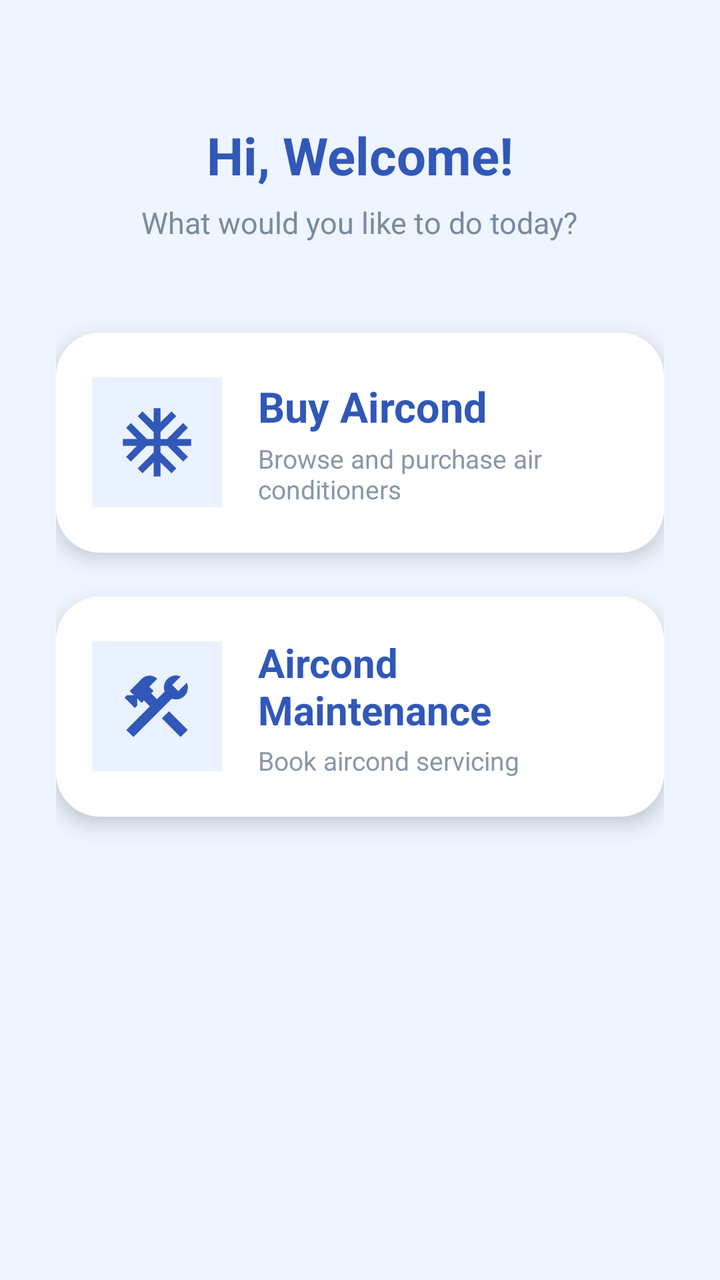
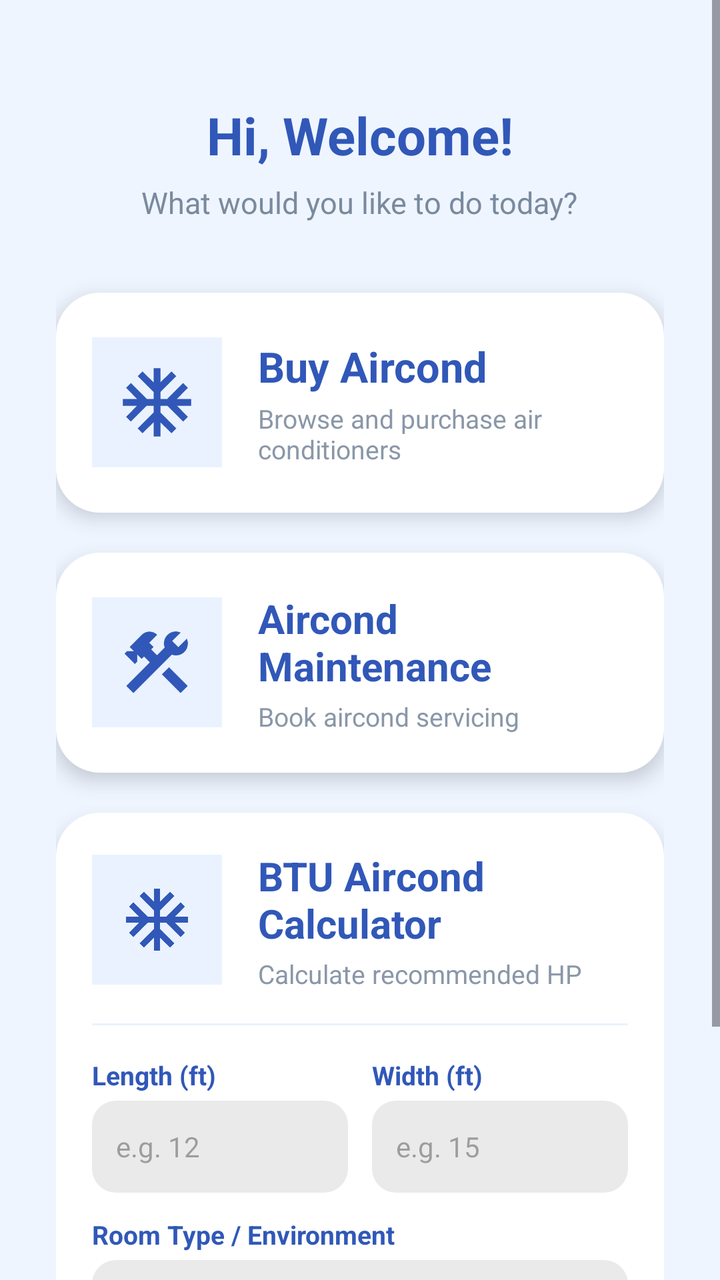

Screens rendered from an Android XML layout before and after an edit, with the pre-edit source and the edit as a unified diff.
<!-- AndroidManifest.xml: application theme Theme.EncikAircond -->
<!-- res/layout/fragment_home.xml -->
<?xml version="1.0" encoding="utf-8"?>
<ScrollView xmlns:android="http://schemas.android.com/apk/res/android"
    xmlns:app="http://schemas.android.com/apk/res-auto"
    android:layout_width="match_parent"
    android:layout_height="match_parent"
    android:background="#EEF5FF"
    android:fillViewport="true">

    <LinearLayout
        android:layout_width="match_parent"
        android:layout_height="wrap_content"
        android:orientation="vertical"
        android:paddingStart="28dp"
        android:paddingEnd="28dp"
        android:paddingTop="60dp">

        <TextView
            android:id="@+id/txtWelcome"
            android:layout_width="wrap_content"
            android:layout_height="wrap_content"
            android:layout_gravity="center"
            android:text="Hi, Welcome!"
            android:textColor="#3158B8"
            android:textSize="26sp"
            android:textStyle="bold" />

        <TextView
            android:id="@+id/txtSubtitle"
            android:layout_width="wrap_content"
            android:layout_height="wrap_content"
            android:layout_gravity="center"
            android:layout_marginTop="6dp"
            android:text="What would you like to do today?"
            android:textColor="#7A8A9E"
            android:textSize="15sp" />

        
        <LinearLayout
            android:id="@+id/cardBuy"
            android:layout_width="match_parent"
            android:layout_height="110dp"
            android:layout_marginTop="45dp"
            android:background="@drawable/card_background"
            android:elevation="6dp"
            android:gravity="center_vertical"
            android:padding="18dp">

            <ImageView
                android:id="@+id/imgBuy"
                android:layout_width="65dp"
                android:layout_height="65dp"
                android:background="#EAF2FF"
                android:contentDescription="@null"
                android:padding="12dp"
                android:src="@drawable/ic_aircond" />

            <LinearLayout
                android:layout_width="wrap_content"
                android:layout_height="wrap_content"
                android:layout_marginStart="18dp"
                android:orientation="vertical">

                <TextView
                    android:layout_width="wrap_content"
                    android:layout_height="wrap_content"
                    android:text="Buy Aircond"
                    android:textColor="#3158B8"
                    android:textSize="21sp"
                    android:textStyle="bold" />

                <TextView
                    android:layout_width="wrap_content"
                    android:layout_height="wrap_content"
                    android:layout_marginTop="3dp"
                    android:text="Browse and purchase air conditioners"
                    android:textColor="#8A97A8"
                    android:textSize="13sp" />

            </LinearLayout>

        </LinearLayout>

        
        <LinearLayout
            android:id="@+id/cardMaintenance"
            android:layout_width="match_parent"
            android:layout_height="110dp"
            android:layout_marginTop="22dp"
            android:background="@drawable/card_background"
            android:elevation="6dp"
            android:gravity="center_vertical"
            android:padding="18dp">

            <ImageView
                android:id="@+id/imgMaintenance"
                android:layout_width="65dp"
                android:layout_height="65dp"
                android:background="#EAF2FF"
                android:contentDescription="@null"
                android:padding="12dp"
                android:src="@drawable/ic_maintenance" />

            <LinearLayout
                android:layout_width="wrap_content"
                android:layout_height="wrap_content"
                android:layout_marginStart="18dp"
                android:orientation="vertical">

                <TextView
                    android:layout_width="wrap_content"
                    android:layout_height="wrap_content"
                    android:text="Aircond Maintenance"
                    android:textColor="#3158B8"
                    android:textSize="20sp"
                    android:textStyle="bold" />

                <TextView
                    android:layout_width="wrap_content"
                    android:layout_height="wrap_content"
                    android:layout_marginTop="3dp"
                    android:text="Book aircond servicing"
                    android:textColor="#8A97A8"
                    android:textSize="13sp" />

            </LinearLayout>

        </LinearLayout>

    </LinearLayout>

</ScrollView>
<!-- resources referenced by this layout -->
<resources>
  <!-- drawable card_background (drawable) -->
  <?xml version="1.0" encoding="utf-8"?>
  <shape xmlns:android="http://schemas.android.com/apk/res/android">
  
      <solid android:color="#FFFFFF"/>
  
      <corners android:radius="22dp"/>
  
  </shape>
  <!-- drawable ic_aircond (drawable) -->
  <vector xmlns:android="http://schemas.android.com/apk/res/android" android:height="24dp" android:tint="#3158B8" android:viewportHeight="960" android:viewportWidth="960" android:width="24dp">
        
      <path android:fillColor="@android:color/white" android:pathData="M440,880L440,714L310,842L254,786L440,600L440,520L360,520L174,706L118,650L246,520L80,520L80,440L246,440L118,310L174,254L360,440L440,440L440,360L254,174L310,118L440,246L440,80L520,80L520,246L650,118L706,174L520,360L520,440L600,440L786,254L842,310L714,440L880,440L880,520L714,520L842,650L786,706L600,520L520,520L520,600L706,786L650,842L520,714L520,880L440,880Z"/>
      
  </vector>
  <!-- drawable ic_maintenance (drawable) -->
  <vector xmlns:android="http://schemas.android.com/apk/res/android" android:height="24dp" android:tint="#3158B8" android:viewportHeight="960" android:viewportWidth="960" android:width="24dp">
        
      <path android:fillColor="@android:color/white" android:pathData="M756,840L537,621L621,537L840,756L756,840ZM204,840L120,756L396,480L328,412L300,440L249,389L249,471L221,499L100,378L128,350L210,350L160,300L302,158Q322,138 345,129Q368,120 392,120Q416,120 439,129Q462,138 482,158L390,250L440,300L412,328L480,396L570,306Q566,295 563.5,283Q561,271 561,259Q561,200 601.5,159.5Q642,119 701,119Q716,119 729.5,122Q743,125 757,131L658,230L730,302L829,203Q836,217 838.5,230.5Q841,244 841,259Q841,318 800.5,358.5Q760,399 701,399Q689,399 677,397Q665,395 654,390L204,840Z"/>
      
  </vector>
  <style name="Theme.EncikAircond" parent="Base.Theme.EncikAircond" />
  <style name="Base.Theme.EncikAircond" parent="Theme.Material3.DayNight.NoActionBar">
          
      </style>
</resources>

<!-- the commit's change to res/layout/fragment_home.xml (unified diff, before → after) -->
@@ -12,7 +12,8 @@
         android:orientation="vertical"
         android:paddingStart="28dp"
         android:paddingEnd="28dp"
-        android:paddingTop="60dp">
+        android:paddingTop="50dp"
+        android:paddingBottom="40dp">
 
         <TextView
             android:id="@+id/txtWelcome"
@@ -39,7 +40,7 @@
             android:id="@+id/cardBuy"
             android:layout_width="match_parent"
             android:layout_height="110dp"
-            android:layout_marginTop="45dp"
+            android:layout_marginTop="35dp"
             android:background="@drawable/card_background"
             android:elevation="6dp"
             android:gravity="center_vertical"
@@ -85,7 +86,7 @@
             android:id="@+id/cardMaintenance"
             android:layout_width="match_parent"
             android:layout_height="110dp"
-            android:layout_marginTop="22dp"
+            android:layout_marginTop="20dp"
             android:background="@drawable/card_background"
             android:elevation="6dp"
             android:gravity="center_vertical"
@@ -126,6 +127,218 @@
 
         </LinearLayout>
 
+        
+        <LinearLayout
+            android:id="@+id/cardCalculator"
+            android:layout_width="match_parent"
+            android:layout_height="wrap_content"
+            android:layout_marginTop="20dp"
+            android:background="@drawable/card_background"
+            android:elevation="6dp"
+            android:orientation="vertical"
+            android:padding="18dp">
+
+            
+            <LinearLayout
+                android:id="@+id/headerCalculator"
+                android:layout_width="match_parent"
+                android:layout_height="wrap_content"
+                android:gravity="center_vertical"
+                android:orientation="horizontal">
+
+                <ImageView
+                    android:id="@+id/imgCalculator"
+                    android:layout_width="65dp"
+                    android:layout_height="65dp"
+                    android:background="#EAF2FF"
+                    android:contentDescription="@null"
+                    android:padding="14dp"
+                    android:src="@drawable/ic_aircond" />
+
+                <LinearLayout
+                    android:layout_width="0dp"
+                    android:layout_height="wrap_content"
+                    android:layout_marginStart="18dp"
+                    android:layout_weight="1"
+                    android:orientation="vertical">
+
+                    <TextView
+                        android:layout_width="wrap_content"
+                        android:layout_height="wrap_content"
+                        android:text="BTU Aircond Calculator"
+                        android:textColor="#3158B8"
+                        android:textSize="20sp"
+                        android:textStyle="bold" />
+
+                    <TextView
+                        android:layout_width="wrap_content"
+                        android:layout_height="wrap_content"
+                        android:layout_marginTop="3dp"
+                        android:text="Calculate recommended HP"
+                        android:textColor="#8A97A8"
+                        android:textSize="13sp" />
+
+                </LinearLayout>
+
+            </LinearLayout>
+
+            
+            <LinearLayout
+                android:id="@+id/layoutCalculatorForm"
+                android:layout_width="match_parent"
+                android:layout_height="wrap_content"
+                android:layout_marginTop="16dp"
+                android:orientation="vertical">
+
+                <View
+                    android:layout_width="match_parent"
+                    android:layout_height="1dp"
+                    android:layout_marginBottom="16dp"
+                    android:background="#EAF2FF" />
+
+                
+                <LinearLayout
+                    android:layout_width="match_parent"
+                    android:layout_height="wrap_content"
+                    android:orientation="horizontal">
+
+                    
+                    <LinearLayout
+                        android:layout_width="0dp"
+                        android:layout_height="wrap_content"
+                        android:layout_marginEnd="6dp"
+                        android:layout_weight="1"
+                        android:orientation="vertical">
+
+                        <TextView
+                            android:layout_width="wrap_content"
+                            android:layout_height="wrap_content"
+                            android:text="Length (ft)"
+                            android:textColor="#3158B8"
+                            android:textSize="13sp"
+                            android:textStyle="bold" />
+
+                        <EditText
+                            android:id="@+id/etRoomLength"
+                            android:layout_width="match_parent"
+                            android:layout_height="46dp"
+                            android:layout_marginTop="4dp"
+                            android:background="@drawable/bg_input_grey"
+                            android:hint="e.g. 12"
+                            android:imeOptions="actionNext"
+                            android:inputType="numberDecimal"
+                            android:paddingHorizontal="12dp"
+                            android:textColor="#2D3748"
+                            android:textSize="14sp" />
+                    </LinearLayout>
+
+                    
+                    <LinearLayout
+                        android:layout_width="0dp"
+                        android:layout_height="wrap_content"
+                        android:layout_marginStart="6dp"
+                        android:layout_weight="1"
+                        android:orientation="vertical">
+
+                        <TextView
+                            android:layout_width="wrap_content"
+                            android:layout_height="wrap_content"
+                            android:text="Width (ft)"
+                            android:textColor="#3158B8"
+                            android:textSize="13sp"
+                            android:textStyle="bold" />
+
+                        <EditText
+                            android:id="@+id/etRoomWidth"
+                            android:layout_width="match_parent"
+                            android:layout_height="46dp"
+                            android:layout_marginTop="4dp"
+                            android:background="@drawable/bg_input_grey"
+                            android:hint="e.g. 15"
+                            android:imeOptions="actionDone"
+                            android:inputType="numberDecimal"
+                            android:paddingHorizontal="12dp"
+                            android:textColor="#2D3748"
+                            android:textSize="14sp" />
+                    </LinearLayout>
+
+                </LinearLayout>
+
+                
+                <TextView
+                    android:layout_width="wrap_content"
+                    android:layout_height="wrap_content"
+                    android:layout_marginTop="12dp"
+                    android:text="Room Type / Environment"
+                    android:textColor="#3158B8"
+                    android:textSize="13sp"
+                    android:textStyle="bold" />
+
+                <Spinner
+                    android:id="@+id/spinnerRoomType"
+                    android:layout_width="match_parent"
+                    android:layout_height="46dp"
+                    android:layout_marginTop="4dp"
+                    android:background="@drawable/bg_input_grey"
+                    android:paddingHorizontal="12dp" />
+
+                
+                <Button
+                    android:id="@+id/btnCalculateBtu"
+                    android:layout_width="match_parent"
+                    android:layout_height="48dp"
+                    android:layout_marginTop="16dp"
+                    android:backgroundTint="#3158B8"
+                    android:text="Calculate BTU &amp; HP"
+                    android:textAllCaps="false"
+                    android:textColor="#FFFFFF"
+                    android:textSize="14sp"
+                    android:textStyle="bold" />
+
+                
+                <LinearLayout
+                    android:id="@+id/layoutBtuResult"
+                    android:layout_width="match_parent"
+                    android:layout_height="wrap_content"
+                    android:layout_marginTop="16dp"
+                    android:background="#F0F5FF"
+                    android:orientation="vertical"
+                    android:padding="14dp"
+                    android:visibility="gone">
+
+                    <TextView
+                        android:id="@+id/txtRoomArea"
+                        android:layout_width="wrap_content"
+                        android:layout_height="wrap_content"
+                        android:text="Room Area: -"
+                        android:textColor="#2D3748"
+                        android:textSize="14sp" />
+
+                    <TextView
+                        android:id="@+id/txtRequiredBtu"
+                        android:layout_width="wrap_content"
+                        android:layout_height="wrap_content"
+                        android:layout_marginTop="4dp"
+                        android:text="Required BTU: -"
+                        android:textColor="#2D3748"
+                        android:textSize="14sp" />
+
+                    <TextView
+                        android:id="@+id/txtRecommendedHp"
+                        android:layout_width="wrap_content"
+                        android:layout_height="wrap_content"
+                        android:layout_marginTop="6dp"
+                        android:text="Recommended: -"
+                        android:textColor="#3158B8"
+                        android:textSize="16sp"
+                        android:textStyle="bold" />
+
+                </LinearLayout>
+
+            </LinearLayout>
+
+        </LinearLayout>
+
     </LinearLayout>
 
 </ScrollView>
<!-- resource entries referenced after the edit -->
@@ -1,5 +1,12 @@
 <!-- resources referenced by this layout -->
 <resources>
+  <!-- drawable bg_input_grey (drawable) -->
+  <?xml version="1.0" encoding="utf-8"?>
+  <shape xmlns:android="http://schemas.android.com/apk/res/android"
+      android:shape="rectangle">
+      <solid android:color="#EAEAEA" />
+      <corners android:radius="12dp" />
+  </shape>
   <!-- drawable card_background (drawable) -->
   <?xml version="1.0" encoding="utf-8"?>
   <shape xmlns:android="http://schemas.android.com/apk/res/android">
